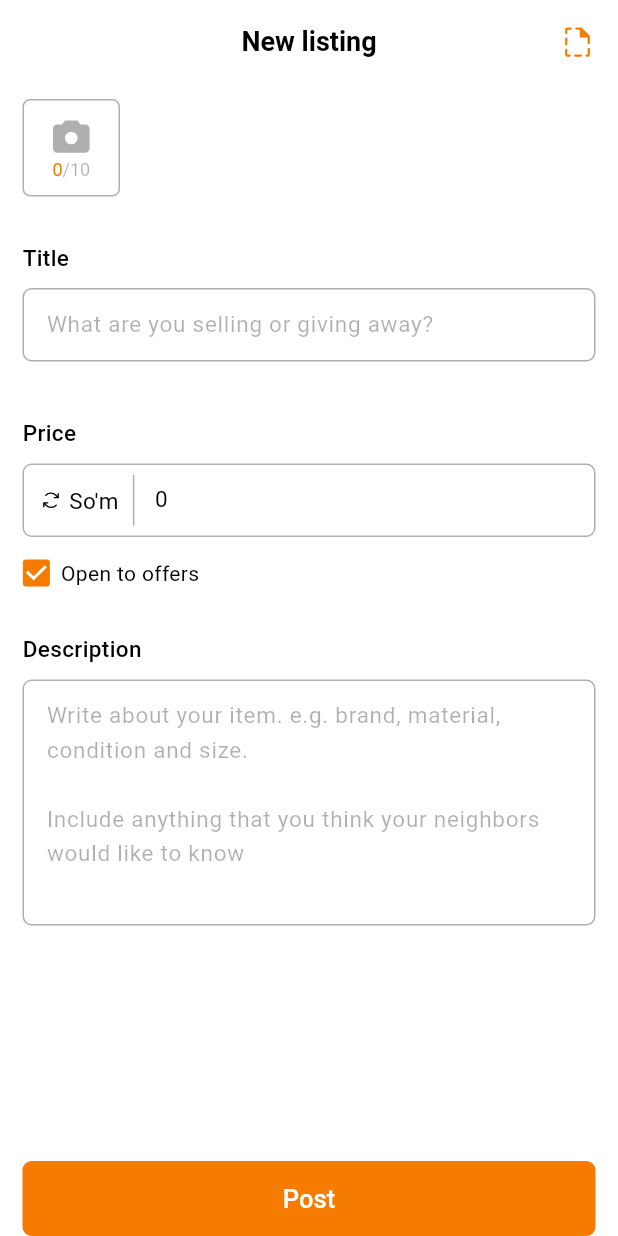
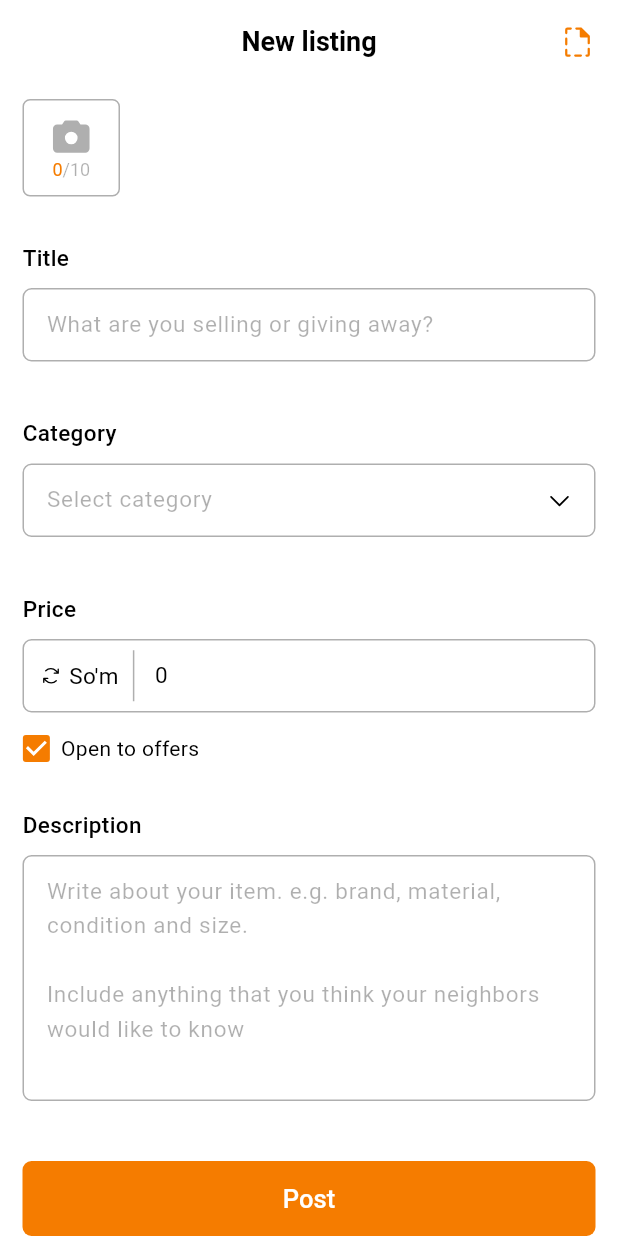
Before and after one commit to itsjasur/sabzi-mobile, a Flutter app: the screen it shows after launch, on a phone screen of 412 x 824 dp. Run offline on Flutter 3.47's test engine with Material 3 defaults, Android fonts, the phone set to English and light mode, and no system bars; our stand-ins replace flutter_riverpod, geolocator, image_picker, phosphor_flutter, shared_preferences; missing offline and left inert: photo_manager, yandex_maps_mapkit_lite.

Commit message:
category provider and choose category logic changed

```diff
--- a/lib/core/widgets/custom_text_form_field.dart
+++ b/lib/core/widgets/custom_text_form_field.dart
@@ -6,12 +6,15 @@ class CustomTextFormField extends StatelessWidget {
   final String? errorText;
   final String? hintText;
   final Function(String value)? onChanged;
+  final Function()? onTap;
   final TextEditingController? controller;
   final int? maxLines;
   final int? maxLength;
   final int? hintMaxLines;
   final bool expands;
+  final bool readOnly;
   final bool? enabled;
+  final String? initialValue;
   final TextInputType? keyboardType;
   final List<TextInputFormatter>? inputFormatters;
   final TextInputAction? textInputAction;
@@ -30,6 +33,7 @@ class CustomTextFormField extends StatelessWidget {
     this.maxLines = 1,
     this.hintMaxLines = 1,
     this.expands = false,
+    this.readOnly = false,
     this.keyboardType,
     this.inputFormatters,
     this.textInputAction,
@@ -40,13 +44,15 @@ class CustomTextFormField extends StatelessWidget {
     this.fontWeight,
     this.maxLength,
     this.enabled,
+    this.onTap,
+    this.initialValue,
   });
 
   @override
   Widget build(BuildContext context) {
     return Column(
       children: [
-        TextField(
+        TextFormField(
           focusNode: focusNode,
           controller: controller,
           enabled: enabled,
@@ -58,11 +64,14 @@ class CustomTextFormField extends StatelessWidget {
           cursorColor: Theme.of(context).colorScheme.onSurface,
           cursorWidth: 1.5,
           cursorHeight: 19,
+          readOnly: readOnly,
+          onTap: onTap,
           expands: expands,
           maxLines: maxLines,
           maxLength: maxLength,
           textInputAction: textInputAction,
           inputFormatters: inputFormatters,
+          initialValue: initialValue,
           keyboardType: keyboardType,
           decoration: InputDecoration(
             counter: const SizedBox.shrink(),
--- a/lib/main.dart
+++ b/lib/main.dart
@@ -9,7 +9,7 @@ import 'package:flutter_sabzi/core/widgets/map_view/my_radius_map_view.dart';
 import 'package:flutter_sabzi/pages/add_item/add_listing_page.dart';
 import 'package:flutter_sabzi/pages/add_item/gallery_view/gallery_view.dart';
 import 'package:flutter_sabzi/pages/category/categories_page.dart';
-import 'package:flutter_sabzi/pages/radius/my_radius_page.dart';
+import 'package:flutter_sabzi/pages/area/my_area_page.dart';
 import 'package:flutter_sabzi/theme/app_them_provider.dart';
 import 'package:flutter_sabzi/theme/app_theme.dart';
 import 'package:yandex_maps_mapkit_lite/init.dart' as inityandex;
@@ -53,8 +53,8 @@ class MyApp extends ConsumerWidget {
 
       // home: const App(),
       // home: const MyAreaSettingsPage(),
-      // home: const MyRadiusMapView(cordinates: LocationCordinates(latitude: 41.302542, longitude: 69.238718)),
-      // home: MyRadiusPage(),
+      // home: const MyAreaMapView(cordinates: LocationCordinates(latitude: 41.302542, longitude: 69.238718)),
+      // home: MyAreaPage(),
       // home: const MainTestPage(),
       home: const AddListingPage(),
       // home: const WelcomePage(),
--- a/lib/pages/add_item/add_listing_page.dart
+++ b/lib/pages/add_item/add_listing_page.dart
@@ -8,6 +8,9 @@ import 'package:flutter_sabzi/core/widgets/custom_radio_widget.dart';
 import 'package:flutter_sabzi/core/widgets/scaled_tap.dart';
 import 'package:flutter_sabzi/pages/add_item/add_listing_provider.dart';
 import 'package:flutter_sabzi/pages/add_item/images_row.dart';
+import 'package:flutter_sabzi/pages/add_item/widgets/categories_list_modal.dart';
+import 'package:flutter_sabzi/pages/category/categories_page.dart';
+import 'package:flutter_sabzi/pages/category/categories_provider.dart';
 import 'package:phosphor_flutter/phosphor_flutter.dart';
 
 class AddListingPage extends ConsumerStatefulWidget {
@@ -40,6 +43,9 @@ class _AddListingPageState extends ConsumerState<AddListingPage> {
 
   @override
   Widget build(BuildContext context) {
+    final state = ref.watch(addListingProvider);
+    final notifier = ref.read(addListingProvider.notifier);
+
     return Focus(
       focusNode: _pageFocusNode,
       child: GestureDetector(
@@ -58,7 +64,7 @@ class _AddListingPageState extends ConsumerState<AddListingPage> {
             actions: [
               ScaledTap(
                 onTap: () {
-                  ref.read(addListingProvider.notifier).saveDraft();
+                  notifier.saveDraft();
                   ScaffoldMessenger.of(context).showSnackBar(
                     const SnackBar(
                       content: Text('Draft saved'),
@@ -92,9 +98,39 @@ class _AddListingPageState extends ConsumerState<AddListingPage> {
                           _titleBuilder('Title'),
                           const SizedBox(height: 10),
                           CustomTextFormField(
-                            controller: ref.watch(addListingProvider).titleController,
+                            controller: state.titleController,
                             hintText: 'What are you selling or giving away?',
                             errorText: _validator('title'),
+                            onChanged: (String value) {
+                              setState(() {});
+                            },
+                          ),
+                          const SizedBox(height: 30),
+
+                          //
+                          _titleBuilder('Category'),
+                          const SizedBox(height: 10),
+                          CustomTextFormField(
+                            key: ValueKey(state.selectedCategoryId),
+                            hintText: 'Select category',
+                            initialValue: notifier.getCategoryName(),
+                            // initialValue: state.selectedCategoryId == -1 ? null : ref.read(categoriesProvider.notifier).getCategory(state.selectedCategoryId).name,
+                            readOnly: true,
+                            onTap: () {
+                              showModalBottomSheet(
+                                context: context,
+                                isScrollControlled: true, // Makes it full-screen if needed
+                                useSafeArea: true,
+                                isDismissible: false,
+                                barrierColor: Theme.of(context).colorScheme.surface,
+                                builder: (BuildContext context) => const CategoriesListModal(),
+                              );
+                            },
+                            errorText: _validator('category'),
+                            suffixIcon: Icon(
+                              PhosphorIconsRegular.caretDown,
+                              color: Theme.of(context).colorScheme.onSurface,
+                            ),
                             onChanged: (String value) {
                               setState(() {});
                             },
@@ -104,7 +140,7 @@ class _AddListingPageState extends ConsumerState<AddListingPage> {
                           const SizedBox(height: 10),
                           CustomTextFormField(
                             keyboardType: TextInputType.number,
-                            controller: ref.watch(addListingProvider).priceController,
+                            controller: state.priceController,
                             hintText: '0',
                             prefixIcon: Container(
                               margin: const EdgeInsets.only(left: 12),
@@ -124,20 +160,20 @@ class _AddListingPageState extends ConsumerState<AddListingPage> {
                                           children: [
                                             CustomRadio(
                                               onChanged: (value) {
-                                                ref.read(addListingProvider.notifier).updateCurrency(value);
+                                                notifier.updateCurrency(value);
                                                 Navigator.pop(context);
                                               },
                                               value: 'USD',
-                                              groupValue: ref.watch(addListingProvider).selectedCurrency,
+                                              groupValue: state.selectedCurrency,
                                               child: const Text("USD \$"), ////translate
                                             ),
                                             CustomRadio(
                                               onChanged: (value) {
-                                                ref.read(addListingProvider.notifier).updateCurrency(value);
+                                                notifier.updateCurrency(value);
                                                 Navigator.pop(context);
                                               },
                                               value: 'UZS',
-                                              groupValue: ref.watch(addListingProvider).selectedCurrency,
+                                              groupValue: state.selectedCurrency,
                                               child: const Text("UZS So'm"), //translate
                                             ),
                                           ],
@@ -156,7 +192,7 @@ class _AddListingPageState extends ConsumerState<AddListingPage> {
                                         ),
                                         const SizedBox(width: 5),
                                         Text(
-                                          ref.watch(addListingProvider).selectedCurrency == 'UZS' ? "So'm" : "\$", //translate
+                                          state.selectedCurrency == 'UZS' ? "So'm" : "\$", //translate
                                           style: TextStyle(
                                             color: Theme.of(context).colorScheme.onSurface,
                                             fontSize: 15,
@@ -183,9 +219,7 @@ class _AddListingPageState extends ConsumerState<AddListingPage> {
                           ),
                           const SizedBox(height: 7),
                           ScaledTap(
-                            onTap: () {
-                              ref.read(addListingProvider.notifier).togglePriceNegotiable();
-                            },
+                            onTap: notifier.togglePriceNegotiable,
                             child: IntrinsicWidth(
                               child: Row(
                                 spacing: 7,
@@ -199,7 +233,7 @@ class _AddListingPageState extends ConsumerState<AddListingPage> {
                                           color: Theme.of(context).colorScheme.onSurface.withAlpha(80),
                                           width: 1,
                                         ),
-                                        value: ref.watch(addListingProvider).isPriceNegotiable,
+                                        value: state.isPriceNegotiable,
                                         onChanged: (value) {},
                                       ),
                                     ),
@@ -216,7 +250,7 @@ class _AddListingPageState extends ConsumerState<AddListingPage> {
                           _titleBuilder('Description'),
                           const SizedBox(height: 10),
                           CustomTextFormField(
-                            controller: ref.watch(addListingProvider).descriptionController,
+                            controller: state.descriptionController,
                             maxLines: null,
                             textInputAction: TextInputAction.newline,
                             hintMaxLines: null,
@@ -269,11 +303,18 @@ class _AddListingPageState extends ConsumerState<AddListingPage> {
   String? _validator(String? value) {
     if (!_submitted) return null;
 
+    final state = ref.watch(addListingProvider);
+
     if (value == 'title') {
-      if (ref.watch(addListingProvider).titleController.text.isEmpty) return 'Please fill in the title.';
+      if (state.titleController.text.isEmpty) return 'Please fill in the title.';
     }
+
+    if (value == 'category') {
+      if (state.titleController.text.isEmpty) return 'Please select category';
+    }
+
     if (value == 'description') {
-      if (ref.watch(addListingProvider).descriptionController.text.isEmpty) return 'Please fill in the description.';
+      if (state.descriptionController.text.isEmpty) return 'Please fill in the description.';
     }
 
     return null;
--- a/lib/pages/add_item/add_listing_state.dart
+++ b/lib/pages/add_item/add_listing_state.dart
@@ -10,6 +10,8 @@ class AddListingState {
   final TextEditingController descriptionController;
   final TextEditingController priceController;
 
+  final int selectedCategoryId;
+
   AddListingState({
     required this.selectedImages,
     required this.selectedCurrency,
@@ -17,6 +19,7 @@ class AddListingState {
     required this.titleController,
     required this.descriptionController,
     required this.priceController,
+    this.selectedCategoryId = -1,
   });
 
   AddListingState copyWith({
@@ -26,6 +29,7 @@ class AddListingState {
     TextEditingController? titleController,
     TextEditingController? descriptionController,
     TextEditingController? priceController,
+    int? selectedCategoryId,
   }) {
     return AddListingState(
       selectedImages: selectedImages ?? this.selectedImages,
@@ -34,6 +38,7 @@ class AddListingState {
       titleController: titleController ?? this.titleController,
       descriptionController: descriptionController ?? this.descriptionController,
       priceController: priceController ?? this.priceController,
+      selectedCategoryId: selectedCategoryId ?? this.selectedCategoryId,
     );
   }
 }
--- a/lib/pages/add_item/widgets/verify_location_alert.dart
+++ b/lib/pages/add_item/widgets/verify_location_alert.dart
@@ -1,7 +1,7 @@
 import 'package:flutter/material.dart';
 import 'package:flutter_riverpod/flutter_riverpod.dart';
 import 'package:flutter_sabzi/core/widgets/primary_button.dart';
-import 'package:flutter_sabzi/pages/radius/my_radius_page.dart';
+import 'package:flutter_sabzi/pages/area/my_area_page.dart';
 
 class VerifyLocationAlert extends ConsumerWidget {
   const VerifyLocationAlert({super.key});
@@ -58,7 +58,7 @@ class VerifyLocationAlert extends ConsumerWidget {
                     elevation: 0,
                     onTap: () {
                       Navigator.of(context).pop();
-                      Navigator.of(context).pushReplacement(MaterialPageRoute(builder: (context) => const MyRadiusPage()));
+                      Navigator.of(context).pushReplacement(MaterialPageRoute(builder: (context) => const MyAreaPage()));
                     },
                     child: const Text(
                       'Verify location',
--- a/lib/pages/category/categories_provider.dart
+++ b/lib/pages/category/categories_provider.dart
@@ -11,6 +11,11 @@ class CategoriesProvider extends Notifier<CategoriesState> {
 
     return CategoriesState();
   }
+
+  // CategoryModel getCategory(int id) {
+  //   final foundItem = state.categories.firstWhere((element) => element.id == id);
+  //   return foundItem;
+  // }
 
   Future<void> selectCategory(int value) async {
     if (value == state.selectedCategoryId) {
--- a/lib/pages/home/home_page.dart
+++ b/lib/pages/home/home_page.dart
@@ -7,7 +7,7 @@ import 'package:flutter_sabzi/pages/category/categories_provider.dart';
 import 'package:flutter_sabzi/pages/home/widgets/home_add_product_button.dart';
 import 'package:flutter_sabzi/pages/home/widgets/home_page_item_card.dart';
 import 'package:flutter_sabzi/pages/home/home_page_provider.dart';
-import 'package:flutter_sabzi/pages/radius/my_radius_page.dart';
+import 'package:flutter_sabzi/pages/area/my_area_page.dart';
 import 'package:flutter_sabzi/theme/app_them_provider.dart';
 import 'package:phosphor_flutter/phosphor_flutter.dart';
 
@@ -37,7 +37,7 @@ class _HomePageState extends ConsumerState<HomePage> {
                   useSafeArea: true,
                   isDismissible: false,
                   barrierColor: Theme.of(context).colorScheme.surface,
-                  builder: (BuildContext context) => const MyRadiusPage(),
+                  builder: (BuildContext context) => const MyAreaPage(),
                 );
               },
               child: const Icon(PhosphorIconsBold.mapPinArea
```
Also changed, not shown: lib/core/widgets/map_view/my_radius_map_view.dart (+8 -8 lines), lib/pages/add_item/add_listing_provider.dart (+17 -0 lines), lib/pages/add_item/models/listing_draft_model.dart (+4 -3 lines), lib/pages/add_item/widgets/categories_list_modal.dart (added, +85 -0 lines), lib/pages/area/my_area_page.dart (renamed from lib/pages/radius/my_radius_page.dart, +9 -9 lines), lib/pages/area/my_area_provider.dart (renamed from lib/pages/radius/my_radius_provider.dart, +7 -7 lines), lib/pages/area/my_area_state.dart (renamed from lib/pages/radius/my_radius_state.dart, +4 -4 lines), lib/pages/category/categories_page.dart (+17 -9 lines).
